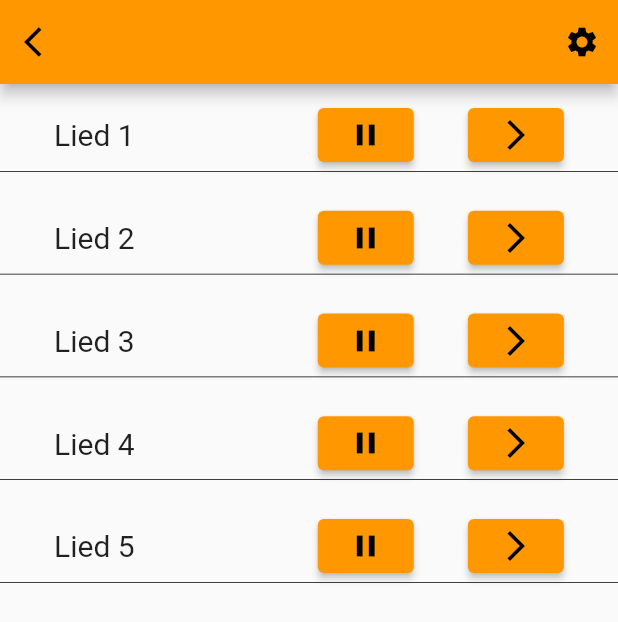
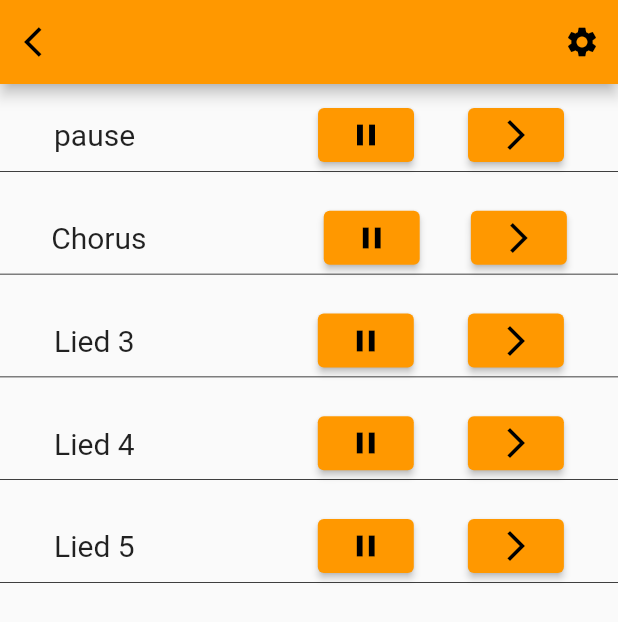
Before and after one commit to PascalWitzel/meditations_app, a Flutter app: the musicScreen screen opened directly with empty values, after a tap on the "play arrow" icon, on a phone screen of 412 x 824 dp. Shown: the top 622 px of the screen. Run offline on Flutter 3.47's test engine with Material 2 defaults, Android fonts, the phone set to English and light mode, and no system bars; our stand-ins replace audioplayers, google_fonts, shared_preferences; missing offline and left inert: confirm_dialog; accounts and stored records are empty.

Commit message:
Musik abspielen geht, Musik übergabe von einem Screen zum anderen noch nicht

```diff
--- a/lib/screens/music_auswahl.dart
+++ b/lib/screens/music_auswahl.dart
@@ -1,3 +1,4 @@
+import 'package:audioplayers/audioplayers.dart';
 import 'package:flutter/material.dart';
 
 import 'appbar.dart';
@@ -8,16 +9,9 @@ class musicScreen extends StatefulWidget {
 
   musicScreen(String t) {
     this.title = t;
-
   }
 
-  static List<String> songs = [
-    "Lied 1",
-    "Lied 2",
-    "Lied 3",
-    "Lied 4",
-    "Lied 5"
-  ];
+  static List<String> songs = ["pause", "Chorus", "Lied 3", "Lied 4", "Lied 5"];
 
   @override
   _musicScreenState createState() => _musicScreenState();
@@ -25,8 +19,14 @@ class musicScreen extends StatefulWidget {
 
 class _musicScreenState extends State<musicScreen> {
   Icon musik = Icon(Icons.play_arrow);
+  bool isPlaying = false;
 
-  int play = 1;
+  AudioPlayer _audioPlayer = AudioPlayer();
+  static AudioCache _audioCache = AudioCache(prefix: 'assets/sounds/');
+
+  void _playFile(String file) async {
+    _audioPlayer = await _audioCache.loop(file + ".mp3");
+  }
 
   @override
   Widget build(BuildContext context) {
@@ -46,29 +46,44 @@ class _musicScreenState extends State<musicScreen> {
                 child: Row(
                   mainAxisAlignment: MainAxisAlignment.spaceEvenly,
                   children: [
-                  Text("${musicScreen.songs[index]}",
+                    Text(
+                      "${musicScreen.songs[index]}",
                       style: TextStyle(
                         fontSize: 20,
                       ),
                     ),
-                  SizedBox(width: 50,),
+                    SizedBox(
+                      width: 50,
+                    ),
                     ElevatedButton(
                       onPressed: () {
                         setState(() {
-                        play++;
-                        if(play % 2 == 0) {
+                          if (isPlaying) {
+                            setState(() {
+                              musik = Icon(Icons.play_arrow);
+                            });
+                            _audioPlayer.stop();
+                            isPlaying = false;
+                          } else {
+                            setState(() {
                               musik = Icon(Icons.pause);
-                        } else {
-                          musik = Icon(Icons.play_arrow);
+                            });
+                            _playFile(musicScreen.songs[index]);
+                            isPlaying = true;
                           }
                         });
                       },
                       child: musik,
                     ),
-
                     ElevatedButton(
                       onPressed: () {
-                      Navigator.push(context, MaterialPageRoute(builder: (context) => ConfirmScreen(widget.title + " - " + musicScreen.songs[index])));
+                        Navigator.push(
+                            context,
+                            MaterialPageRoute(
+                                builder: (context) => ConfirmScreen(
+                                    widget.title +
+                                        " - " +
+                                        musicScreen.songs[index])));
                       },
                       child: Icon(Icons.arrow_forward_ios),
                     ),
@@ -76,8 +91,7 @@ class _musicScreenState extends State<musicScreen> {
                 ),
               ),
             );
-        }
-      ),
+          }),
     );
   }
 }
--- a/lib/screens/settingsScreen.dart
+++ b/lib/screens/settingsScreen.dart
@@ -81,7 +81,7 @@ class _settingsScreenState extends State<settingsScreen> {
                         width: 320,
                         child: TextField(
                           controller: _controller,
-                          maxLength: 30,
+                          maxLength: 25,
                           decoration: InputDecoration(
                             counterText: '',
                               border: OutlineInputBorder(), hintText: 'Name', focusColor: Theme.of(context).primaryColor),
--- a/lib/screens/welcome_screen.dart
+++ b/lib/screens/welcome_screen.dart
@@ -117,7 +117,7 @@ class _WelcomeScreenState extends State<WelcomeScreen> {
                           width: 320,
                           child: TextField(
                             controller: _controller,
-                            maxLength: 30,
+                            maxLength: 25,
                             decoration: InputDecoration(
                                 counterText: '',
                                 border: OutlineInputBorder(), hintText: 'Name', focusColor: Theme.of(context).primaryColor),
```
Also changed, not shown: lib/screens/meditation.dart (+20 -2 lines), pubspec.yaml (+7 -2 lines), pubspec.lock, 3 other files. Lines whose indentation alone changed are shown as unchanged.
